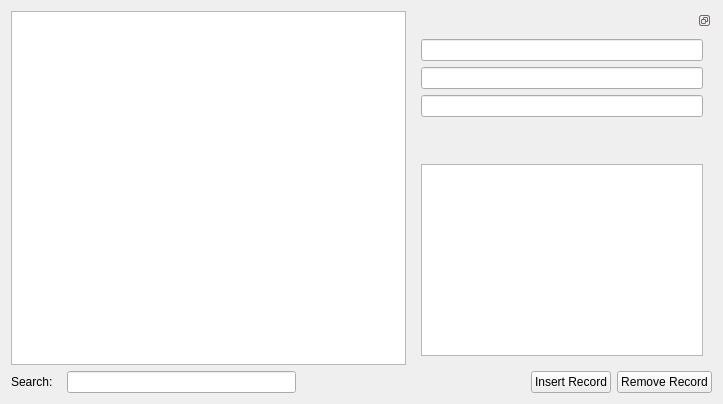
This is src/gui/testdata_editor.ui in nevtum/XSeriesTestTool as Qt 5 draws it before an edit. The edited form follows.
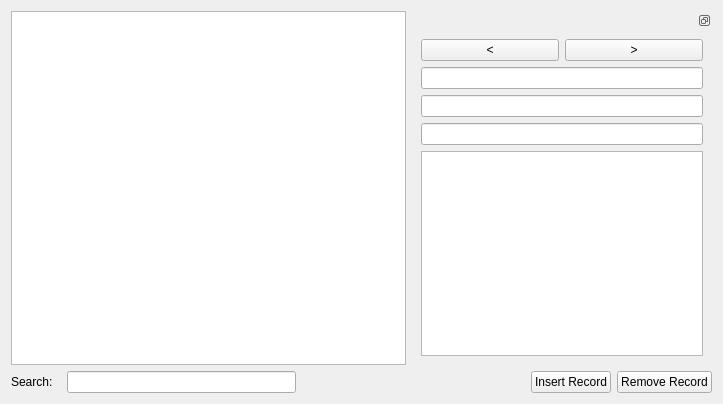
This is the edited form.

Commit message: navigation buttons in decoderview working properly

The edit to the form file:
```diff
--- a/src/gui/testdata_editor.ui
+++ b/src/gui/testdata_editor.ui
@@ -35,6 +35,24 @@
        </property>
        <widget class="QWidget" name="dockWidgetContents_2">
         <layout class="QVBoxLayout" name="verticalLayout">
+         <item>
+          <layout class="QHBoxLayout" name="horizontalLayout_3">
+           <item>
+            <widget class="QPushButton" name="btnPrev">
+             <property name="text">
+              <string>&lt;</string>
+             </property>
+            </widget>
+           </item>
+           <item>
+            <widget class="QPushButton" name="btnNext">
+             <property name="text">
+              <string>&gt;</string>
+             </property>
+            </widget>
+           </item>
+          </layout>
+         </item>
          <item>
           <widget class="QLineEdit" name="uiDateTime"/>
          </item>
@@ -44,19 +62,6 @@
          <item>
           <widget class="QLineEdit" name="uiType"/>
          </item>
-         <item>
-          <spacer name="verticalSpacer">
-           <property name="orientation">
-            <enum>Qt::Vertical</enum>
-           </property>
-           <property name="sizeHint" stdset="0">
-            <size>
-             <width>279</width>
-             <height>35</height>
-            </size>
-           </property>
-          </spacer>
-         </item>
          <item>
           <widget class="QPlainTextEdit" name="uiPacket">
            <property name="lineWidth">
```
The commit also changes 3 other files.
